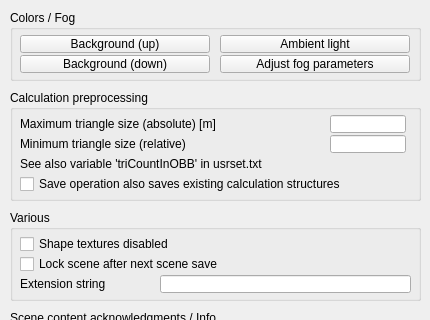
Old version of the form ui/qdlgenvironment.ui in the repository CoppeliaRobotics/coppeliaSimLib; both pictures show x 0 to 430 and y 0 to 320 of the 430 by 473 pixel window.
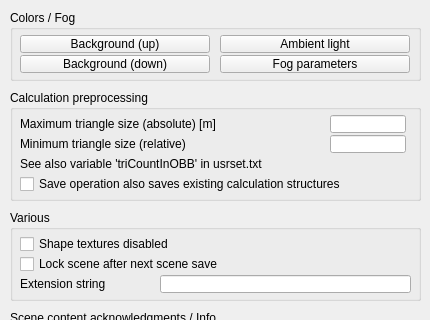
New version of the form.

The edit to the form file:
```diff
--- a/ui/qdlgenvironment.ui
+++ b/ui/qdlgenvironment.ui
@@ -92,7 +92,7 @@
      <enum>Qt::StrongFocus</enum>
     </property>
     <property name="text">
-     <string>Adjust fog parameters</string>
+     <string>Fog parameters</string>
     </property>
    </widget>
   </widget>
```
